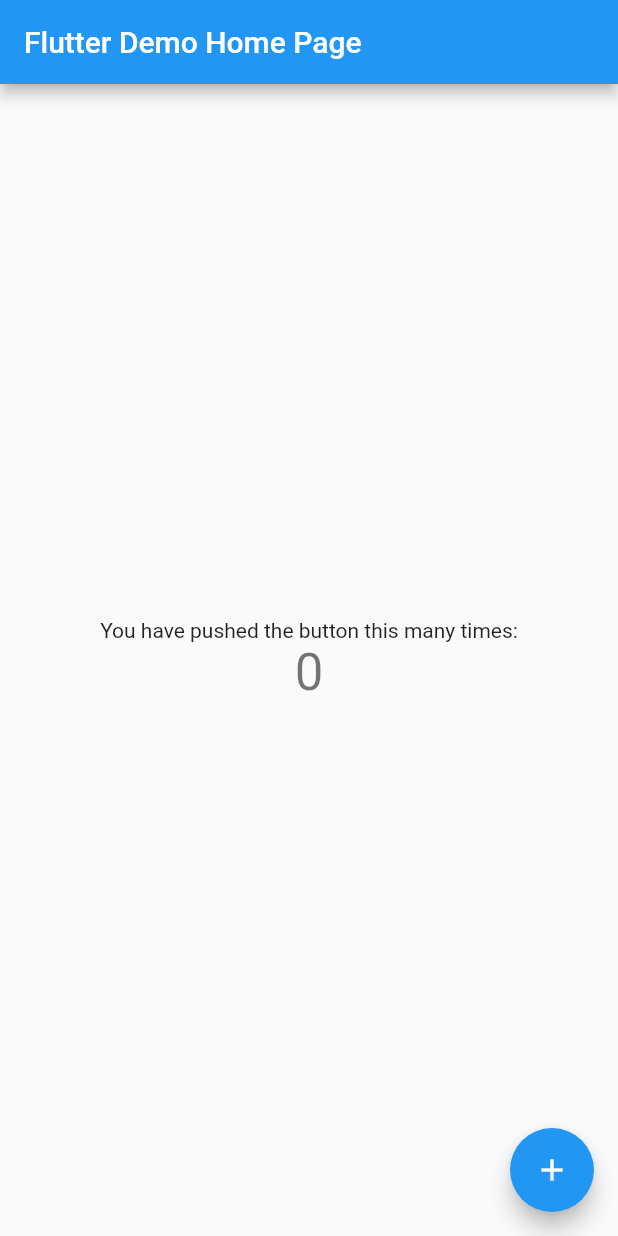
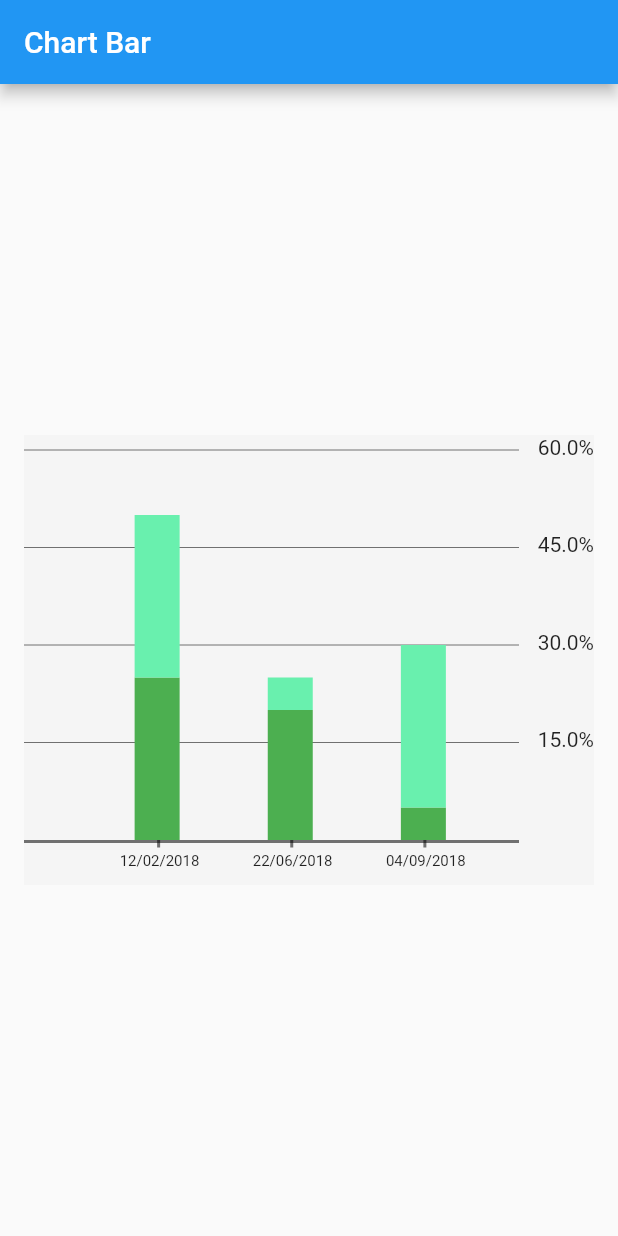
Before and after one commit to Chonli/fl_chartbar_stacked, a Flutter app: the screen it shows after launch, on a phone screen of 412 x 824 dp. Run offline on Flutter 3.47's test engine with Material 2 defaults, Android fonts, the phone set to English and light mode, and no system bars.

Commit message:
implement stacked bar

```diff
--- a/lib/main.dart
+++ b/lib/main.dart
@@ -13,103 +13,190 @@ class MyApp extends StatelessWidget {
     return MaterialApp(
       title: 'Flutter Demo',
       theme: ThemeData(
-        // This is the theme of your application.
-        //
-        // Try running your application with "flutter run". You'll see the
-        // application has a blue toolbar. Then, without quitting the app, try
-        // changing the primarySwatch below to Colors.green and then invoke
-        // "hot reload" (press "r" in the console where you ran "flutter run",
-        // or simply save your changes to "hot reload" in a Flutter IDE).
-        // Notice that the counter didn't reset back to zero; the application
-        // is not restarted.
         primarySwatch: Colors.blue,
       ),
-      home: const MyHomePage(title: 'Flutter Demo Home Page'),
+      home: const MyHomePage(),
     );
   }
 }
 
-class MyHomePage extends StatefulWidget {
-  const MyHomePage({Key? key, required this.title}) : super(key: key);
+class MyHomePage extends StatelessWidget {
+  const MyHomePage({
+    Key? key,
+  }) : super(key: key);
 
-  // This widget is the home page of your application. It is stateful, meaning
-  // that it has a State object (defined below) that contains fields that affect
-  // how it looks.
-
-  // This class is the configuration for the state. It holds the values (in this
-  // case the title) provided by the parent (in this case the App widget) and
-  // used by the build method of the State. Fields in a Widget subclass are
-  // always marked "final".
-
-  final String title;
-
-  @override
-  State<MyHomePage> createState() => _MyHomePageState();
-}
-
-class _MyHomePageState extends State<MyHomePage> {
-  int _counter = 0;
-
-  void _incrementCounter() {
-    setState(() {
-      // This call to setState tells the Flutter framework that something has
-      // changed in this State, which causes it to rerun the build method below
-      // so that the display can reflect the updated values. If we changed
-      // _counter without calling setState(), then the build method would not be
-      // called again, and so nothing would appear to happen.
-      _counter++;
-    });
-  }
+  static const datas = <_ChartData>[
+    _ChartData("12/02/2018", 25, 25),
+    _ChartData("22/06/2018", 5, 20),
+    _ChartData("04/09/2018", 25, 5),
+  ];
 
   @override
   Widget build(BuildContext context) {
-    // This method is rerun every time setState is called, for instance as done
-    // by the _incrementCounter method above.
-    //
-    // The Flutter framework has been optimized to make rerunning build methods
-    // fast, so that you can just rebuild anything that needs updating rather
-    // than having to individually change instances of widgets.
     return Scaffold(
       appBar: AppBar(
-        // Here we take the value from the MyHomePage object that was created by
-        // the App.build method, and use it to set our appbar title.
-        title: Text(widget.title),
+        title: const Text('Chart Bar'),
       ),
       body: Center(
-        // Center is a layout widget. It takes a single child and positions it
-        // in the middle of the parent.
-        child: Column(
-          // Column is also a layout widget. It takes a list of children and
-          // arranges them vertically. By default, it sizes itself to fit its
-          // children horizontally, and tries to be as tall as its parent.
-          //
-          // Invoke "debug painting" (press "p" in the console, choose the
-          // "Toggle Debug Paint" action from the Flutter Inspector in Android
-          // Studio, or the "Toggle Debug Paint" command in Visual Studio Code)
-          // to see the wireframe for each widget.
-          //
-          // Column has various properties to control how it sizes itself and
-          // how it positions its children. Here we use mainAxisAlignment to
-          // center the children vertically; the main axis here is the vertical
-          // axis because Columns are vertical (the cross axis would be
-          // horizontal).
-          mainAxisAlignment: MainAxisAlignment.center,
-          children: <Widget>[
-            const Text(
-              'You have pushed the button this many times:',
-            ),
-            Text(
-              '$_counter',
-              style: Theme.of(context).textTheme.headline4,
-            ),
-          ],
+        child: Padding(
+          padding: const EdgeInsets.all(16),
+          child: Column(
+            mainAxisAlignment: MainAxisAlignment.center,
+            children: const <Widget>[
+              SizedBox(
+                height: 300,
+                child: ChartBarView(
+                  datas: datas,
+                ),
+              )
+            ],
+          ),
         ),
       ),
-      floatingActionButton: FloatingActionButton(
-        onPressed: _incrementCounter,
-        tooltip: 'Increment',
-        child: const Icon(Icons.add),
-      ), // This trailing comma makes auto-formatting nicer for build methods.
     );
   }
 }
+
+class _ChartData {
+  const _ChartData(
+    this.date,
+    this.value,
+    this.value2,
+  );
+
+  final String date;
+  final double value;
+  final double value2;
+}
+
+const topPad = 10.0;
+const bottomPad = 30.0;
+const rightPad = 25.0;
+
+class ChartBarView extends StatelessWidget {
+  const ChartBarView({Key? key, required this.datas}) : super(key: key);
+
+  final List<_ChartData> datas;
+
+  @override
+  Widget build(BuildContext context) {
+    return LayoutBuilder(
+      builder: (BuildContext context, BoxConstraints constraints) {
+        final canvasHeight = constraints.maxHeight - (topPad + bottomPad);
+        final canvasWidth = constraints.maxWidth - rightPad;
+        final maxData = datas
+            .reduce((a, b) => a.value + a.value2 > b.value + b.value2 ? a : b);
+        final maxValue = maxData.value + maxData.value2 + 10;
+        final ratioValuePx = canvasHeight / maxValue;
+        final barPad = canvasWidth / (datas.length + 1);
+        print('h=$canvasHeight, w=$canvasWidth, b=$barPad');
+
+        return Container(
+          color: Colors.grey.shade100,
+          child: Stack(
+            children: [
+              // Y axis
+              for (int i = 0; i < 4; i++) ...[
+                Positioned(
+                  top: topPad + i * canvasHeight / 4,
+                  width: canvasWidth,
+                  child: const Divider(
+                    height: 0,
+                    endIndent: rightPad,
+                    color: Colors.black54,
+                  ),
+                ),
+                Positioned(
+                  top: i * canvasHeight / 4,
+                  right: 0,
+                  child: Text('${maxValue - i * maxValue / 4}%'),
+                ),
+              ],
+
+              // X axis
+              Positioned(
+                bottom: bottomPad - 2,
+                width: canvasWidth,
+                child: const Divider(
+                  height: 0,
+                  thickness: 2,
+                  endIndent: rightPad,
+                  color: Colors.black54,
+                ),
+              ),
+
+              // Bar
+              for (int i = 0; i < datas.length; i++) ...[
+                _ChartBar(
+                  data: datas[i],
+                  leftPad: barPad * (i + 1),
+                  ratioValuePx: ratioValuePx,
+                ),
+              ]
+            ],
+          ),
+        );
+      },
+    );
+  }
+}
+
+class _ChartBar extends StatelessWidget {
+  const _ChartBar({
+    Key? key,
+    required this.data,
+    required this.leftPad,
+    required this.ratioValuePx,
+  }) : super(key: key);
+
+  final _ChartData data;
+  final double leftPad;
+  final double ratioValuePx;
+
+  @override
+  Widget build(BuildContext context) {
+    const width = 30.0;
+    final leftPos = leftPad - width / 2;
+    final stackedPosValue2 = data.value2 * ratioValuePx;
+    return Stack(
+      children: [
+        Positioned(
+          left: leftPos,
+          bottom: bottomPad,
+          width: width,
+          height: stackedPosValue2,
+          child: Container(
+            color: Colors.green,
+          ),
+        ),
+        Positioned(
+          left: leftPos,
+          bottom: bottomPad + stackedPosValue2,
+          width: width,
+          height: data.value * ratioValuePx,
+          child: Container(
+            color: Colors.greenAccent,
+          ),
+        ),
+        Positioned(
+          left: leftPad,
+          bottom: bottomPad - 5,
+          height: 5,
+          child: const VerticalDivider(
+            width: 0,
+            thickness: 2,
+            color: Colors.black54,
+          ),
+        ),
+        Positioned(
+          left: leftPad - 25,
+          bottom: 10,
+          child: Text(
+            data.date,
+            style: const TextStyle(fontSize: 10),
+          ),
+        ),
+      ],
+    );
+  }
+}
```
Also changed, not shown: 1 other file.
